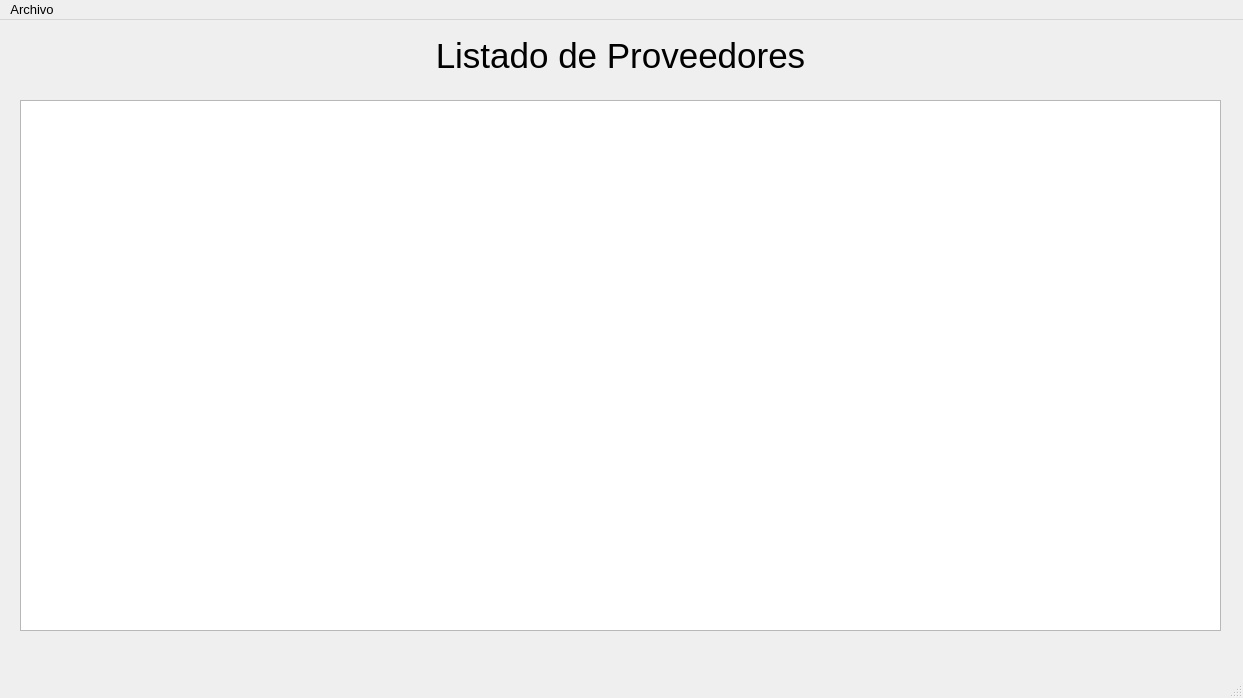
Old version of the form src/lista_proveedores/lista_proveedores.ui in the repository germanbravolopez/laideal.
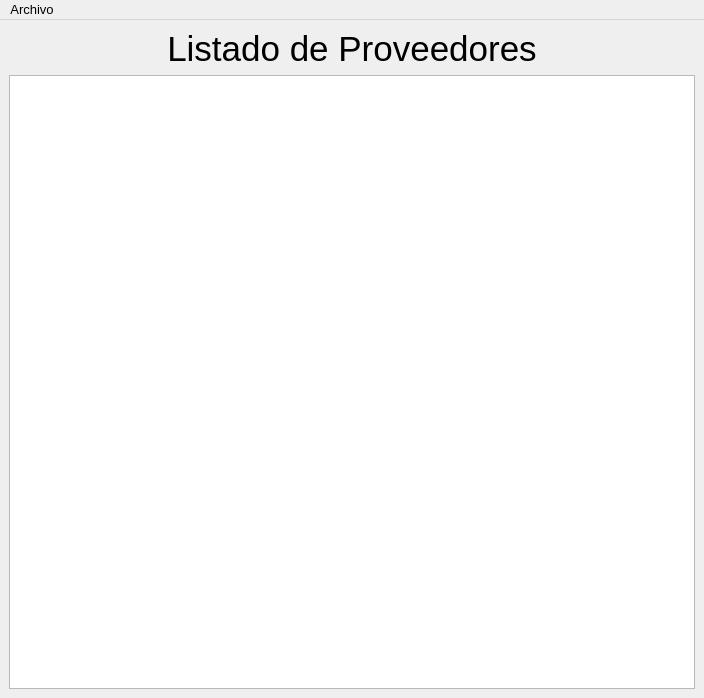
New version of the form.

Commit message: set grid layouts and size of windows/widgets

```diff
--- a/src/lista_proveedores/lista_proveedores.ui
+++ b/src/lista_proveedores/lista_proveedores.ui
@@ -6,14 +6,14 @@
    <rect>
     <x>0</x>
     <y>0</y>
-    <width>1243</width>
+    <width>704</width>
     <height>698</height>
    </rect>
   </property>
   <property name="minimumSize">
    <size>
-    <width>1243</width>
-    <height>698</height>
+    <width>0</width>
+    <height>0</height>
    </size>
   </property>
   <property name="font">
@@ -25,49 +25,9 @@
    <string>Listado de Proveedores</string>
   </property>
   <widget class="QWidget" name="centralwidget">
-   <widget class="QTableView" name="table_lista_proveedores">
-    <property name="geometry">
-     <rect>
-      <x>20</x>
-      <y>80</y>
-      <width>1201</width>
-      <height>531</height>
-     </rect>
-    </property>
-    <property name="maximumSize">
-     <size>
-      <width>1201</width>
-      <height>531</height>
-     </size>
-    </property>
-    <property name="locale">
-     <locale language="Spanish" country="Spain"/>
-    </property>
-    <property name="sizeAdjustPolicy">
-     <enum>QAbstractScrollArea::AdjustToContents</enum>
-    </property>
-    <property name="alternatingRowColors">
-     <bool>true</bool>
-    </property>
-    <property name="selectionMode">
-     <enum>QAbstractItemView::ContiguousSelection</enum>
-    </property>
-    <property name="sortingEnabled">
-     <bool>true</bool>
-    </property>
-    <attribute name="horizontalHeaderShowSortIndicator" stdset="0">
-     <bool>true</bool>
-    </attribute>
-   </widget>
+   <layout class="QGridLayout" name="gridLayout">
+    <item row="0" column="0">
    <widget class="QLabel" name="lbl_title">
-    <property name="geometry">
-     <rect>
-      <x>10</x>
-      <y>0</y>
-      <width>1221</width>
-      <height>71</height>
-     </rect>
-    </property>
     <property name="font">
      <font>
       <family>Arial</family>
@@ -91,14 +51,50 @@
      <set>Qt::AlignCenter</set>
     </property>
    </widget>
+    </item>
+    <item row="1" column="0">
+     <widget class="QTableView" name="table_lista_proveedores">
+      <property name="minimumSize">
+       <size>
+        <width>500</width>
+        <height>300</height>
+       </size>
+      </property>
+      <property name="maximumSize">
+       <size>
+        <width>16777215</width>
+        <height>16777215</height>
+       </size>
+      </property>
+      <property name="locale">
+       <locale language="Spanish" country="Spain"/>
+      </property>
+      <property name="sizeAdjustPolicy">
+       <enum>QAbstractScrollArea::AdjustToContents</enum>
+      </property>
+      <property name="alternatingRowColors">
+       <bool>true</bool>
+      </property>
+      <property name="selectionMode">
+       <enum>QAbstractItemView::ContiguousSelection</enum>
+      </property>
+      <property name="sortingEnabled">
+       <bool>true</bool>
+      </property>
+      <attribute name="horizontalHeaderShowSortIndicator" stdset="0">
+       <bool>true</bool>
+      </attribute>
+     </widget>
+    </item>
+   </layout>
   </widget>
   <widget class="QMenuBar" name="menubar">
    <property name="geometry">
     <rect>
      <x>0</x>
      <y>0</y>
-     <width>1243</width>
-     <height>24</height>
+     <width>704</width>
+     <height>23</height>
     </rect>
    </property>
    <widget class="QMenu" name="menuArchivo">
@@ -111,7 +107,6 @@
    </widget>
    <addaction name="menuArchivo"/>
   </widget>
-  <widget class="QStatusBar" name="statusbar"/>
   <action name="actionActualizar">
    <property name="text">
     <string>Actualizar</string>
```
Lines whose indentation alone changed are shown as unchanged. The commit also changes 9 other files.
